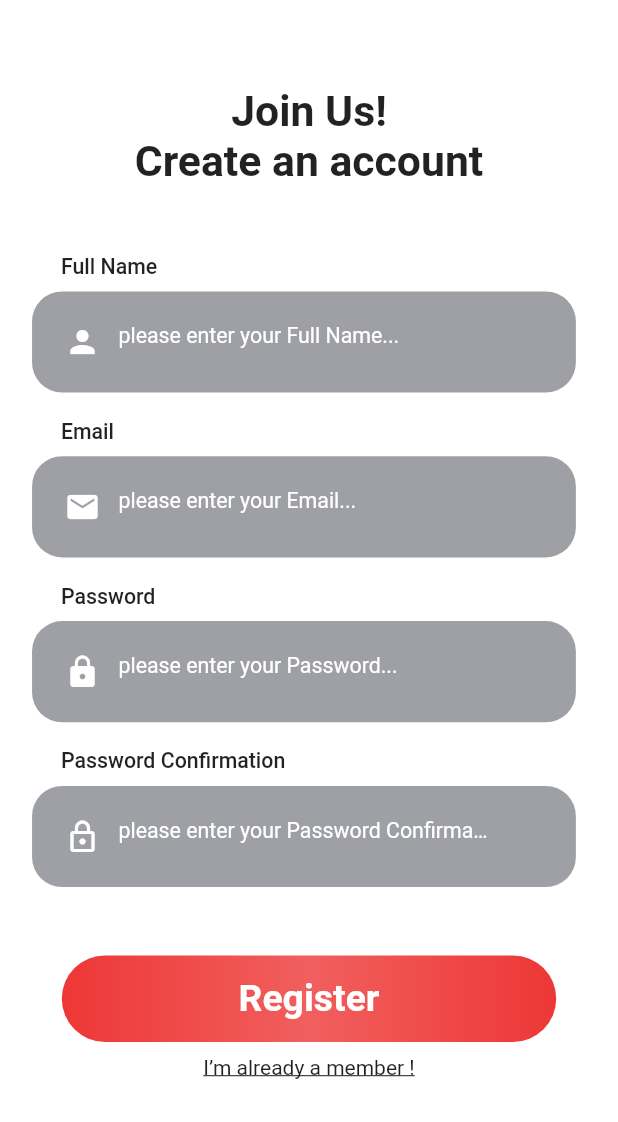
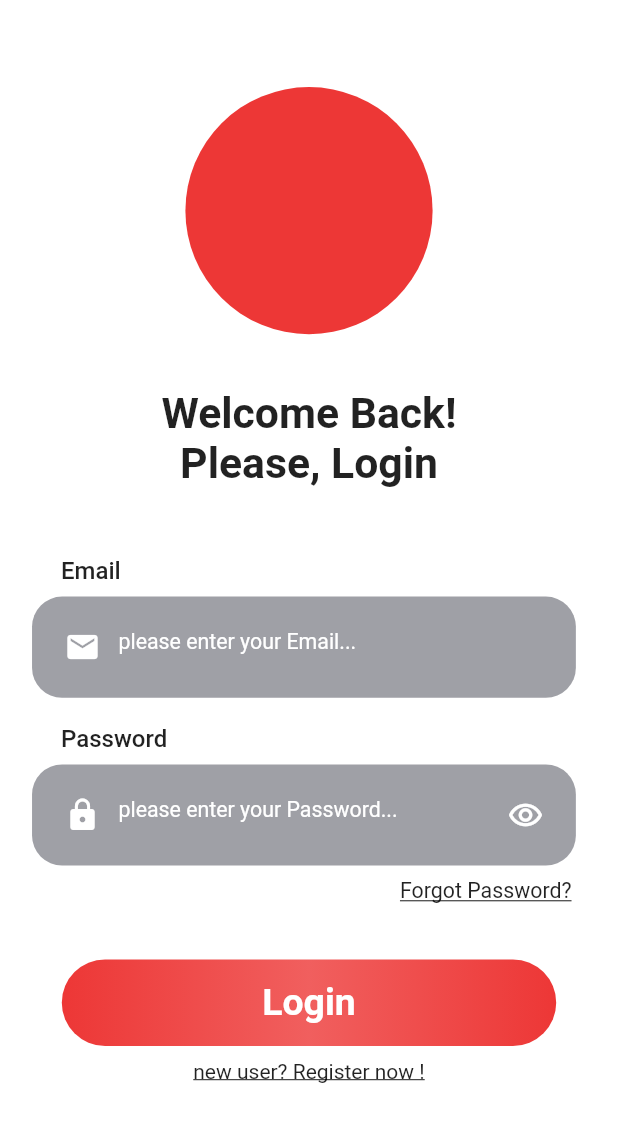
Before and after one commit to fawezz/unimate-front, a Flutter app: the screen it shows after launch, after a tap on "I’m already a member !", on a phone screen of 412 x 824 dp. Shown: the top 1122 px of the screen. Run offline on Flutter 3.47's test engine with Material 2 defaults, Android fonts, the phone set to English and light mode, and no system bars; our stand-ins replace flutter_screenutil, get, hexcolor.

Commit message:
LoginView UI

```diff
--- /dev/null
+++ b/lib/controllers/LoginController.dart
@@ -0,0 +1,21 @@
+import 'package:flutter/widgets.dart';
+import 'package:get/get.dart';
+
+class LoginController extends GetxController{
+
+  final emailController = TextEditingController().obs;
+  final passwordController = TextEditingController().obs;
+
+  final bool isEmailValid = false;
+
+  @override
+  void onInit() {
+
+    super.onInit();
+  }
+
+  @override
+  void onClose() {
+    super.onClose();
+  }
+}
--- a/lib/custom_widgets/InputField.dart
+++ b/lib/custom_widgets/InputField.dart
@@ -20,6 +20,7 @@ class InputField extends StatelessWidget {
   final IconData prefixIcon;
   final IconData? suffixIcon;
   final bool suffix;
+  RxBool passwordVisible = false.obs;
 
   Rx<TextEditingController> textController;
 
@@ -36,7 +37,7 @@ class InputField extends StatelessWidget {
               child: Text(
                 label,
                 style: TextStyle(
-                  fontSize: 16.sp,
+                  fontSize: 18.sp,
                   fontWeight: FontWeight.w500,
                 ),
               ),
@@ -55,8 +56,10 @@ class InputField extends StatelessWidget {
                       color: secondaryColor),
                   padding: EdgeInsets.only(left: 10.w, right: 10.w),
                   child: Center(
-                    child: TextFormField(
+                      child: Obx(
+                    () => TextFormField(
                       autovalidateMode: AutovalidateMode.onUserInteraction,
+                      obscureText: suffix ? !passwordVisible.value : false.obs.value,
                       style: TextStyle(color: Colors.white, fontSize: 16.sp),
                       decoration: InputDecoration(
                         hintText: 'please enter your $label...',
@@ -66,16 +69,29 @@ class InputField extends StatelessWidget {
                           prefixIcon,
                           color: Colors.white,
                         ),
-                        suffixIcon: Icon(
-                          suffixIcon,
-                          color: Colors.white,
-                        ),
+                        suffixIcon: suffix
+                            ? GestureDetector(
+                                onTap: suffix == false
+                                    ? null
+                                    : () {
+                                        passwordVisible.value =
+                                            !passwordVisible.value;
+                                      },
+                                child: Obx(
+                                  () => Icon(
+                                    !passwordVisible.value
+                                        ? Icons.remove_red_eye_outlined
+                                        : Icons.remove_red_eye,
+                                    color: Colors.white,
+                                  ),
+                                ))
+                            : null,
                       ),
                       validator: (String? value) {
                         return value!.isEmpty ? 'this field is required' : null;
                       },
                     ),
-                  )),
+                  ))),
             ),
           ),
         ],
--- a/lib/main.dart
+++ b/lib/main.dart
@@ -1,6 +1,7 @@
 import 'package:flutter/material.dart';
 import 'package:flutter_screenutil/flutter_screenutil.dart';
 import 'package:get/get.dart';
+import 'package:univ_chat_gpt/views/LoginView.dart';
 import 'package:univ_chat_gpt/views/SignUpView.dart';
 
 void main() {
@@ -29,6 +30,7 @@ class MyApp extends StatelessWidget {
           home: const SignUpView(),
           getPages: [
             GetPage(name: '/signUp', page: () => const SignUpView()),
+            GetPage(name: '/login', page: () => const LoginView()),
           ],
         );
       },
--- /dev/null
+++ b/lib/views/LoginView.dart
@@ -0,0 +1,105 @@
+import 'package:flutter/material.dart';
+import 'package:flutter_screenutil/flutter_screenutil.dart';
+import 'package:get/get.dart';
+import 'package:univ_chat_gpt/app/Colors.dart';
+import 'package:univ_chat_gpt/controllers/LoginController.dart';
+import 'package:univ_chat_gpt/custom_widgets/InputField.dart';
+import 'package:univ_chat_gpt/custom_widgets/RedButton.dart';
+import '../controllers/SignUpController.dart';
+
+class LoginView extends StatelessWidget {
+  const LoginView({Key? key}) : super(key: key);
+
+  @override
+  Widget build(BuildContext context) {
+    LoginController controller = Get.put(LoginController());
+    return SafeArea(
+        child: Scaffold(
+          resizeToAvoidBottomInset: false,
+          body: Padding(
+            padding: EdgeInsets.all(24.sp),
+            child: Column(
+              crossAxisAlignment: CrossAxisAlignment.center,
+              children: [
+                0.05.sh.verticalSpace,
+                SizedBox(
+                  height: 0.4.sw,
+                  width: 0.4.sw,
+                  child: Positioned(
+                    left: 8,
+                    child: CircleAvatar(
+                      radius: Get.width * 0.116,
+                      backgroundColor: primaryColor,
+                      //backgroundImage: Image.asset("assets/icons/seller.jpg").image,
+                    ),
+                  ),
+                ),
+                0.05.sh.verticalSpace,
+                Text(
+                  'Welcome Back!',
+                  style: TextStyle(
+                    fontSize: 32.sp,
+                    fontWeight: FontWeight.w700,
+                  ),
+                ),
+                Text(
+                  'Please, Login',
+                  style: TextStyle(
+                    fontSize: 32.sp,
+                    fontWeight: FontWeight.w700,
+                  ),
+                ),
+                0.05.sh.verticalSpace,
+                InputField(
+                    label: "Email",
+                    prefixIcon: Icons.email,
+                    textController: controller.emailController),
+                InputField(
+                    label: "Password",
+                    prefixIcon: Icons.lock,
+                    textController: controller.passwordController,
+                    suffix: true ,
+                ),
+                Align(
+                  alignment: Alignment.centerRight,
+                  child: Padding(
+                    padding: EdgeInsets.only(right: 10.w),
+                    child: GestureDetector(
+                      onTap: (){
+                        print('forgot');
+                      },
+                      child: Text(
+                        'Forgot Password?',
+                        style: TextStyle(
+                            decoration: TextDecoration.underline,
+                            fontWeight: FontWeight.w400,
+                            fontSize: 16.sp
+                        ),
+                      ),
+                    ),
+                  ),
+                ),
+                0.05.sh.verticalSpace,
+                RedButton(
+                    text: "Login",
+                    function: () {
+                      print('login');
+                    }),
+                Padding(
+                  padding: EdgeInsets.symmetric(vertical: 10.h),
+                  child: GestureDetector(
+                    onTap: (){
+                      Get.offAndToNamed('/signUp');
+                    },
+                    child: const Text(
+                      'new user? Register now !',
+                      style: TextStyle(decoration: TextDecoration.underline),
+                    ),
+                  ),
+                )
+              ],
+            ),
+          ),
+        ));
+  }
+}
--- a/lib/views/SignUpView.dart
+++ b/lib/views/SignUpView.dart
@@ -1,8 +1,6 @@
-import 'package:flutter/gestures.dart';
 import 'package:flutter/material.dart';
 import 'package:flutter_screenutil/flutter_screenutil.dart';
 import 'package:get/get.dart';
-import 'package:univ_chat_gpt/app/Colors.dart';
 import 'package:univ_chat_gpt/custom_widgets/InputField.dart';
 import 'package:univ_chat_gpt/custom_widgets/RedButton.dart';
 import '../controllers/SignUpController.dart';
@@ -46,13 +44,17 @@ class SignUpView extends StatelessWidget {
                 prefixIcon: Icons.email,
                 textController: controller.emailController),
             InputField(
-                label: "Password",
-                prefixIcon: Icons.lock,
-                textController: controller.passwordController),
+              label: "Password",
+              prefixIcon: Icons.lock,
+              textController: controller.passwordController,
+              suffix: true,
+            ),
             InputField(
-                label: "Password Confirmation",
-                prefixIcon: Icons.lock_outlined,
-                textController: controller.password2Controller),
+              label: "Password Confirmation",
+              prefixIcon: Icons.lock_outlined,
+              textController: controller.password2Controller,
+              suffix: true,
+            ),
             0.05.sh.verticalSpace,
             RedButton(
                 text: "Register",
@@ -62,8 +64,8 @@ class SignUpView extends StatelessWidget {
             Padding(
               padding: EdgeInsets.symmetric(vertical: 10.h),
               child: GestureDetector(
-                onTap: (){
-                  print('bbb');
+                onTap: () {
+                  Get.offAndToNamed('/login');
                 },
                 child: const Text(
                   'I’m already a member !',
```
